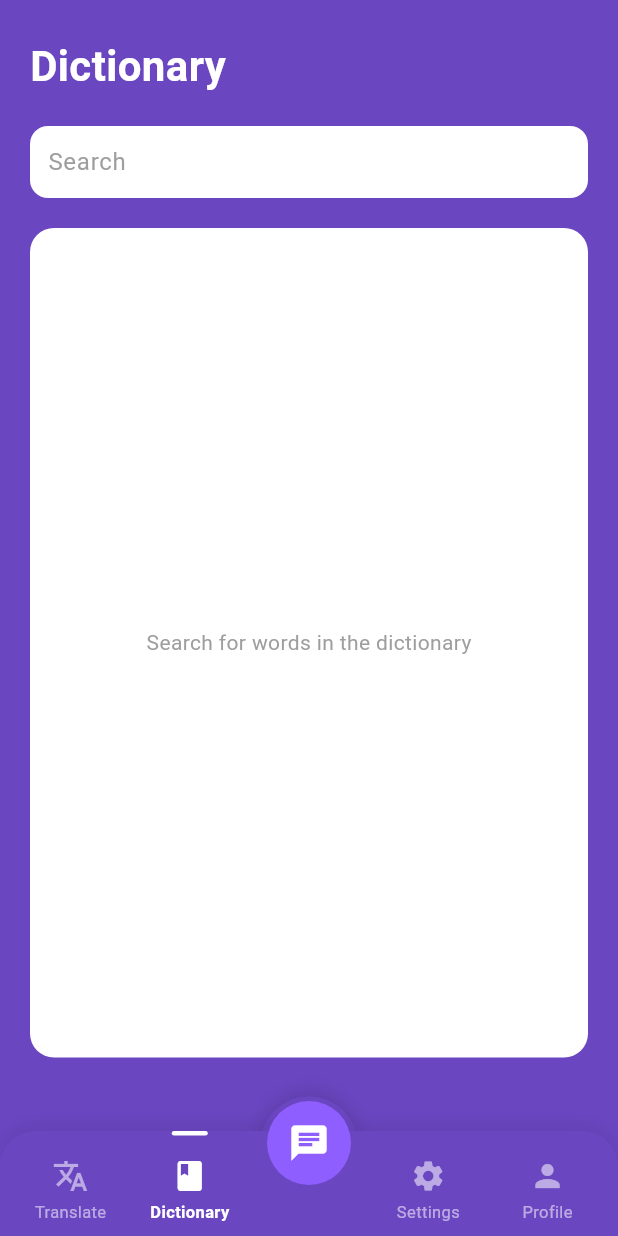
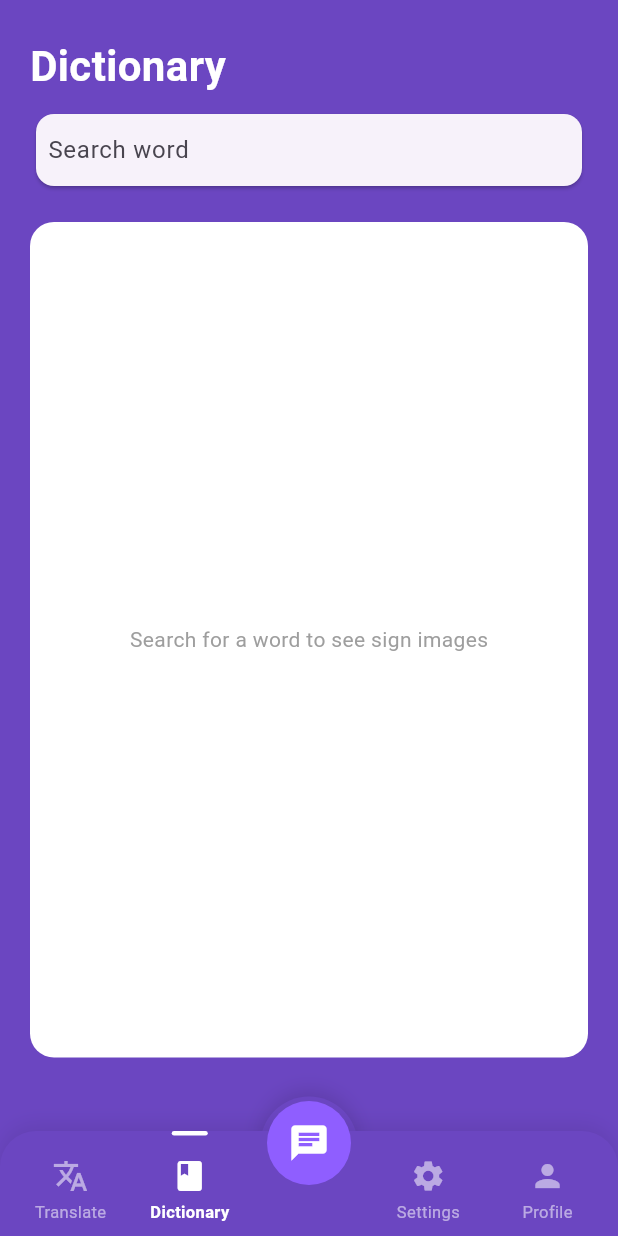
Before and after one commit to Mariam-Gerges/freetalk, a Flutter app: the DectionaryScreen screen opened by its route, on a phone screen of 412 x 824 dp. Run offline on Flutter 3.47's test engine with Material 3 defaults, Android fonts, the phone set to English and light mode, and no system bars; our stand-ins replace bloc, dio, flutter_bloc, flutter_screenutil, flutter_secure_storage, flutter_svg and 8 more; accounts and stored records are empty; generated files the repository leaves out were written again.

Commit message:
dectionary

```diff
--- a/lib/feature/dectionary/screens/dectionary_screen.dart
+++ b/lib/feature/dectionary/screens/dectionary_screen.dart
@@ -1,6 +1,7 @@
 import 'package:flutter/material.dart';
 import 'package:freetalk/core/theming/app_colors.dart';
 import 'package:freetalk/core/widget/bottom_navigation_bar.dart';
+import 'package:supabase_flutter/supabase_flutter.dart';
 
 class DectionaryScreen extends StatefulWidget {
   const DectionaryScreen({super.key});
@@ -11,6 +12,60 @@ class DectionaryScreen extends StatefulWidget {
 
 class _DectionaryScreenState extends State<DectionaryScreen> {
   final TextEditingController _searchController = TextEditingController();
+
+  List<String> resultImages = [];
+  static String globalSelectedLanguage = "ar";
+  String selectedLanguage = globalSelectedLanguage;
+  Map<String, String> lettersMap = {};
+
+  Future<void> loadLetters() async {
+    final response = await Supabase.instance.client
+        .from('sign_letters')
+        .select()
+        .eq('language', selectedLanguage);
+
+    lettersMap.clear();
+
+    for (var item in response) {
+      lettersMap[item['letter']] = item['image_url'];
+    }
+  }
+
+  @override
+  void didChangeDependencies() {
+    super.didChangeDependencies();
+
+    final args = ModalRoute.of(context)?.settings.arguments;
+
+    if (args != null) {
+      selectedLanguage = args as String;
+      globalSelectedLanguage = selectedLanguage;
+    } else {
+      selectedLanguage = globalSelectedLanguage;
+    }
+
+    loadLetters().then((_) {
+      setState(() {});
+    });
+  }
+
+  Future<void> convertWordToSigns(String word) async {
+    resultImages.clear();
+
+    for (int i = 0; i < word.length; i++) {
+      String letter = word[i];
+
+      if (selectedLanguage == "en") {
+        letter = letter.toLowerCase();
+      }
+
+      if (lettersMap.containsKey(letter)) {
+        resultImages.add(lettersMap[letter]!);
+      }
+    }
+
+    setState(() {});
+  }
 
   @override
   void dispose() {
@@ -33,53 +88,65 @@ class _DectionaryScreenState extends State<DectionaryScreen> {
                 style: TextStyle(
                   color: Colors.white,
                   fontSize: 28,
-                  fontWeight: FontWeight.w600,
+                  fontWeight: FontWeight.w700,
                 ),
               ),
-              const SizedBox(height: 20),
-              // Search Field
-              TextField(
-                controller: _searchController,
-                decoration: InputDecoration(
-                  hintText: 'Search',
-                  hintStyle: const TextStyle(color: Colors.grey),
-                  filled: true,
-                  fillColor: Colors.white,
-                  border: OutlineInputBorder(
-                    borderRadius: BorderRadius.circular(12),
-                    borderSide: BorderSide.none,
+
+              const SizedBox(height: 8),
+
+              /// search
+              Card(
+                shape: RoundedRectangleBorder(
+                  borderRadius: BorderRadius.circular(12),
+                ),
+                child: Padding(
+                  padding: const EdgeInsets.symmetric(horizontal: 8),
+                  child: TextField(
+                    controller: _searchController,
+                    onChanged: (value) {
+                      convertWordToSigns(value);
+                    },
+                    decoration: const InputDecoration(
+                      hintText: 'Search word',
+                      border: InputBorder.none,
+                    ),
                   ),
-                  contentPadding: const EdgeInsets.symmetric(horizontal: 8),
                 ),
               ),
+
               const SizedBox(height: 20),
-              // Dictionary Content
+
+              /// result
               Expanded(
                 child: Container(
+                  width: double.infinity,
                   decoration: BoxDecoration(
                     color: Colors.white,
                     borderRadius: BorderRadius.circular(16),
                   ),
-                  child: _searchController.text.isEmpty
-                      ? const Center(
-                          child: Text(
-                            'Search for words in the dictionary',
+                  child: Center(
+                    child: _searchController.text.isEmpty
+                        ? const Text(
+                            'Search for a word to see sign images',
                             style: TextStyle(color: Colors.grey),
+                          )
+                        : Padding(
+                            padding: const EdgeInsets.all(16),
+                            child: Wrap(
+                              alignment: WrapAlignment.center,
+                              spacing: 10,
+                              runSpacing: 10,
+                              children: resultImages.map((imageUrl) {
+                                return Image.network(
+                                  imageUrl,
+                                  width: 70,
+                                  height: 70,
+                                  fit: BoxFit.contain,
+                                );
+                              }).toList(),
+                            ),
                           ),
-                        )
-                      : ListView(
-                          padding: const EdgeInsets.all(16),
-                          children: [
-                            // Dictionary entries will be displayed here
-                            Text(
-                              _searchController.text,
-                              style: const TextStyle(
-                                fontSize: 18,
-                                fontWeight: FontWeight.w600,
-                              ),
-                            ),
-                          ],
-                        ),
+                  ),
                 ),
               ),
             ],
--- a/lib/feature/supported_language/screens/supported_language.dart
+++ b/lib/feature/supported_language/screens/supported_language.dart
@@ -42,6 +42,7 @@ class SupportedLanguage extends StatelessWidget {
               LanguageCard(
                   onTap: () {
                     Navigator.of(context).pushNamed(Routes.translateScreen, arguments: 'en');
+
                   },
                 color: const Color(0xFF6E6CA6),
                 title: 'English (ASL)',
```
Also changed, not shown: pubspec.lock.
